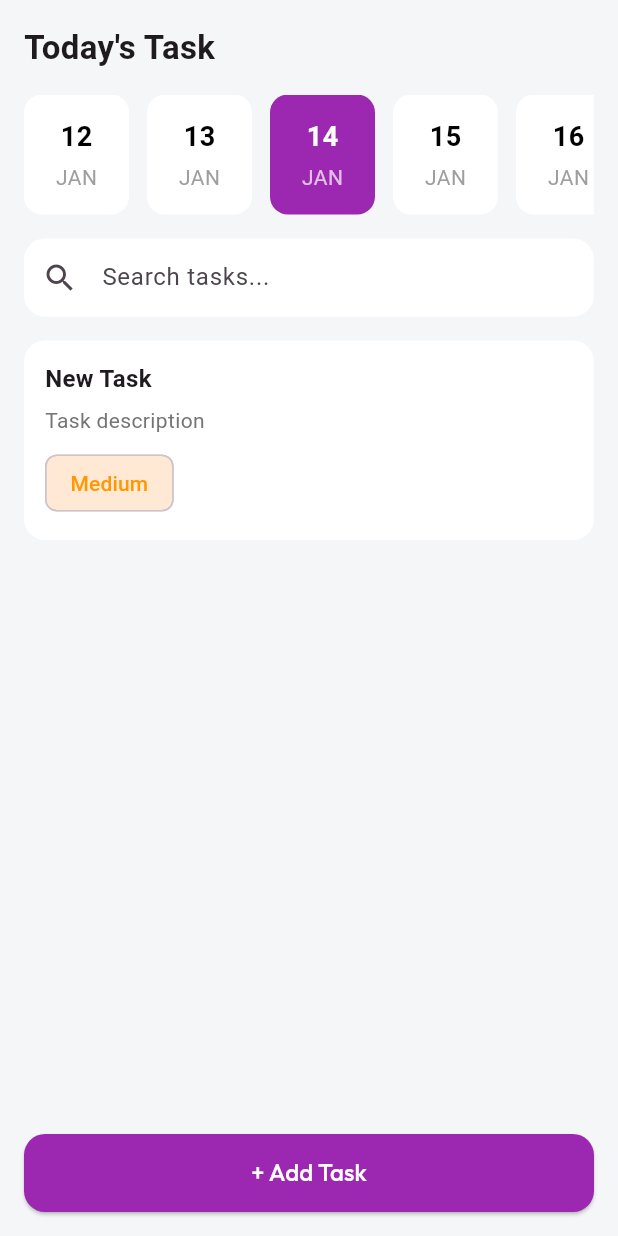
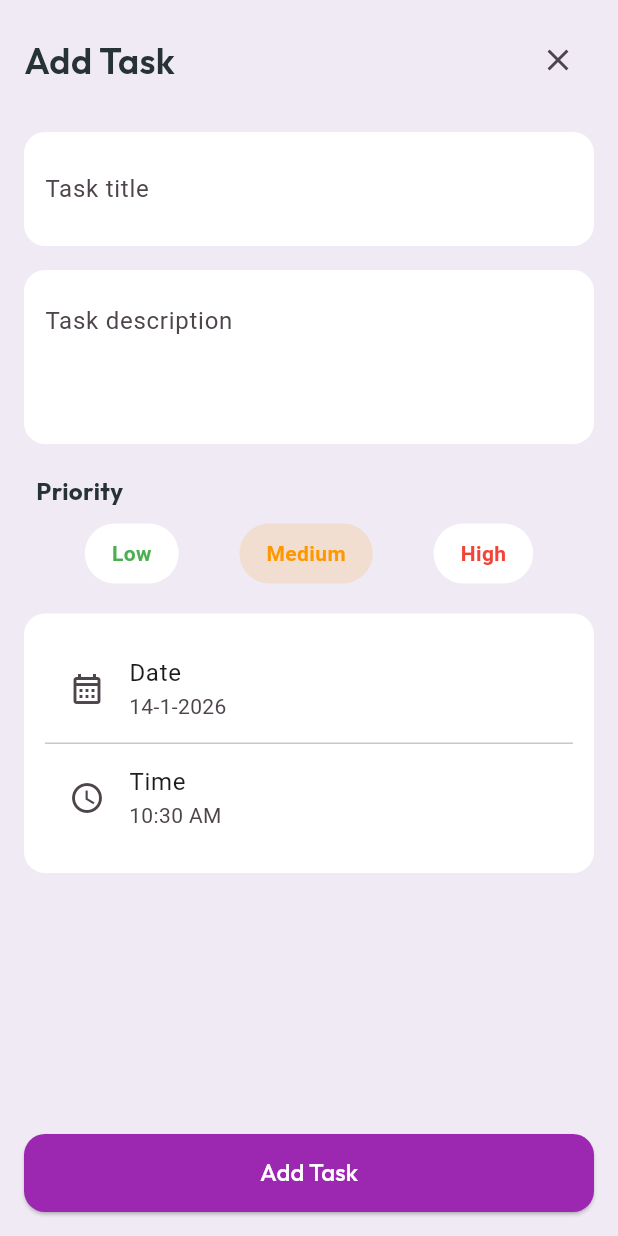
Before and after one commit to princebhagat08/To-Do-App, a Flutter app: the screen it shows after launch, after a tap on "+ Add Task", on a phone screen of 412 x 824 dp. Run offline on Flutter 3.47's test engine with Material 3 defaults, Android fonts, the phone set to English and light mode, and no system bars; our stand-ins replace get, google_fonts.

Commit message:
add-task ui complete

```diff
--- a/lib/constants/app_color.dart
+++ b/lib/constants/app_color.dart
@@ -3,7 +3,7 @@ import 'package:flutter/material.dart';
 class AppColor {
   // Base color
   static const Color primaryColor = Color(0xFFA42FC1);
-  static const Color backgroundColo = Color(0xffffe6a7);
+  static const Color backgroundColo = Color(0xFFEFEAF4);
   static const Color lightPrimary = Color(0xFFDB83E6); // Very Light Purple
   static const Color secondaryColor = Color(0xFF00b4d8); // Darker Purple
   static const Color offWhite = Color(0xFFF4F6F8); // Soft Grey Background
--- a/lib/main.dart
+++ b/lib/main.dart
@@ -1,7 +1,8 @@
 import 'package:flutter/material.dart';
 import 'package:get/get.dart';
 import 'package:todo/constants/app_theme.dart';
-import 'package:todo/screens/todo_screen/todo_screen.dart';
+import 'package:todo/routes/app_pages.dart';
+import 'package:todo/routes/app_routes.dart';
 
 
 void main() {
@@ -17,7 +18,10 @@ class MyApp extends StatelessWidget {
       title: 'Todo',
       theme: MyTheme.theme,
       debugShowCheckedModeBanner: false,
-      home: TodoScreen()
+      defaultTransition: Transition.rightToLeft,
+      transitionDuration: const Duration(milliseconds: 300),
+      initialRoute: AppRoutes.todo,
+      getPages: AppPages.pages,
     );
   }
 }
--- /dev/null
+++ b/lib/routes/app_pages.dart
@@ -0,0 +1,23 @@
+import 'package:get/get.dart';
+import '../controllers/task_controller.dart';
+import '../screens/add_task_screen/add_task_screen.dart';
+import '../screens/todo_screen/todo_screen.dart';
+import 'app_routes.dart';
+
+class AppPages {
+  static final pages = [
+    GetPage(
+      name: AppRoutes.todo,
+      page: () => TodoScreen(),
+      binding: BindingsBuilder(() {
+        Get.put(TaskController());
+      }),
+    ),
+
+    GetPage(
+      name: AppRoutes.addTask,
+      page: () => AddTaskScreen(),
+    ),
+
+  ];
+}
--- /dev/null
+++ b/lib/routes/app_routes.dart
@@ -0,0 +1,6 @@
+
+
+abstract class AppRoutes {
+  static const todo = '/';
+  static const addTask = '/add-task';
+}
--- /dev/null
+++ b/lib/screens/add_task_screen/add_task_screen.dart
@@ -0,0 +1,259 @@
+import 'package:flutter/material.dart';
+import 'package:get/get.dart';
+import 'package:todo/constants/txt_style.dart';
+
+import '../../controllers/task_controller.dart';
+import '../../models/task.dart';
+
+
+class AddTaskScreen extends StatelessWidget {
+  AddTaskScreen({super.key});
+
+  final TaskController controller = Get.find();
+
+  final titleController = TextEditingController();
+  final descriptionController = TextEditingController();
+
+  final selectedPriority = TaskPriority.medium.obs;
+  final selectedDate = DateTime.now().obs;
+  final selectedTime = TimeOfDay.now().obs;
+
+  @override
+  Widget build(BuildContext context) {
+    return Scaffold(
+      body: SafeArea(
+        child: Padding(
+          padding: const EdgeInsets.all(16),
+          child: Column(
+            crossAxisAlignment: CrossAxisAlignment.start,
+            children: [
+              _topRow(),
+              const SizedBox(height: 24),
+              _titleField(),
+              const SizedBox(height: 16),
+              _descriptionField(),
+              const SizedBox(height: 20),
+              _prioritySelector(),
+              const SizedBox(height: 20),
+              _dateTimeCard(context),
+              const Spacer(),
+            ],
+          ),
+        ),
+      ),
+      floatingActionButton: _saveButton(),
+      floatingActionButtonLocation: FloatingActionButtonLocation.centerFloat,
+    );
+  }
+
+
+  Widget _topRow() {
+    return Row(
+      mainAxisAlignment: MainAxisAlignment.spaceBetween,
+      children: [
+         Text(
+          "Add Task",
+          style: xLargeBoldText,
+        ),
+        IconButton(
+          icon: const Icon(Icons.close),
+          onPressed: () => Get.back(),
+        ),
+      ],
+    );
+  }
+
+
+  Widget _titleField() {
+    return _inputContainer(
+      TextField(
+        controller: titleController,
+        decoration: const InputDecoration(
+          hintText: "Task title",
+          border: InputBorder.none,
+        ),
+      ),
+    );
+  }
+
+
+  Widget _descriptionField() {
+    return _inputContainer(
+      TextField(
+        controller: descriptionController,
+        maxLines: 3,
+        decoration: const InputDecoration(
+          hintText: "Task description",
+          border: InputBorder.none,
+        ),
+      ),
+    );
+  }
+
+
+  Widget _prioritySelector() {
+    return Obx(() {
+      return Column(
+        crossAxisAlignment: CrossAxisAlignment.start,
+        spacing: 10,
+        children: [
+          Padding(
+            padding: const EdgeInsets.only(left: 8.0),
+            child: Text("Priority",style: mediumBoldText,),
+          ),
+          Row(
+            mainAxisAlignment: MainAxisAlignment.spaceEvenly,
+            children: TaskPriority.values.map((priority) {
+              final isSelected = selectedPriority.value == priority;
+
+              Color color;
+              switch (priority) {
+                case TaskPriority.low:
+                  color = Colors.green;
+                  break;
+                case TaskPriority.medium:
+                  color = Colors.orange;
+                  break;
+                case TaskPriority.high:
+                  color = Colors.red;
+                  break;
+              }
+
+              return GestureDetector(
+                onTap: () => selectedPriority.value = priority,
+                child: Container(
+                  padding:
+                  const EdgeInsets.symmetric(horizontal: 18, vertical: 10),
+                  decoration: BoxDecoration(
+                    color: isSelected ? color.withOpacity(0.15) : Colors.white,
+                    borderRadius: BorderRadius.circular(20),
+                  ),
+                  child: Text(
+                    priority.name.capitalizeFirst!,
+                    style: TextStyle(
+                      color: color,
+                      fontWeight: FontWeight.w600,
+                    ),
+                  ),
+                ),
+              );
+            }).toList(),
+          )
+        ],
+      );
+    });
+  }
+
+
+  Widget _dateTimeCard(BuildContext context) {
+    return _inputContainer(
+      Column(
+        children: [
+          Obx(() {
+            return ListTile(
+              leading: const Icon(Icons.calendar_month_outlined),
+              title: const Text("Date"),
+              subtitle: Text(
+                "${selectedDate.value.day}-${selectedDate.value.month}-${selectedDate.value.year}",
+              ),
+              onTap: () async {
+                final picked = await showDatePicker(
+                  context: context,
+                  initialDate: selectedDate.value,
+                  firstDate:
+                  DateTime.now().subtract(const Duration(days: 2)),
+                  lastDate: DateTime.now().add(const Duration(days: 365)),
+                );
+                if (picked != null) selectedDate.value = picked;
+              },
+            );
+          }),
+          const Divider(height: 1),
+          Obx(() {
+            return ListTile(
+              leading: const Icon(Icons.access_time),
+              title: const Text("Time"),
+              subtitle: Text(selectedTime.value.format(context)),
+              onTap: () async {
+                final picked = await showTimePicker(
+                  context: context,
+                  initialTime: selectedTime.value,
+                );
+                if (picked != null) selectedTime.value = picked;
+              },
+            );
+          }),
+        ],
+      ),
+    );
+  }
+
+  Widget _saveButton() {
+    return Padding(
+      padding: const EdgeInsets.symmetric(horizontal: 16),
+      child: SizedBox(
+        width: double.infinity,
+        height: 52,
+        child: ElevatedButton(
+          style: ElevatedButton.styleFrom(
+            backgroundColor: Colors.purple,
+            shape: RoundedRectangleBorder(
+              borderRadius: BorderRadius.circular(14),
+            ),
+          ),
+          onPressed: _saveTask,
+          child: Text(
+            "Add Task",
+            style: mediumBoldWhiteText,
+          ),
+        ),
+      ),
+    );
+  }
+
+
+  void _saveTask() {
+    if (titleController.text.trim().isEmpty) {
+      Get.snackbar("Error", "Task title is required");
+      return;
+    }
+
+    final date = selectedDate.value;
+    final time = selectedTime.value;
+
+    final dueDateTime = DateTime(
+      date.year,
+      date.month,
+      date.day,
+      time.hour,
+      time.minute,
+    );
+
+    controller.addTask(
+      Task(
+        id: DateTime.now().millisecondsSinceEpoch,
+        title: titleController.text.trim(),
+        description: descriptionController.text.trim(),
+        priority: selectedPriority.value,
+        dueDate: dueDateTime,
+      ),
+    );
+
+    Get.back();
+  }
+
+
+  Widget _inputContainer(Widget child) {
+    return Container(
+      padding: const EdgeInsets.all(14),
+      decoration: BoxDecoration(
+        color: Colors.white,
+        borderRadius: BorderRadius.circular(14),
+      ),
+      child: child,
+    );
+  }
+
+
+
+}
--- a/lib/screens/todo_screen/todo_screen.dart
+++ b/lib/screens/todo_screen/todo_screen.dart
@@ -1,5 +1,6 @@
 import 'package:flutter/material.dart';
 import 'package:get/get.dart';
+import 'package:todo/constants/app_color.dart';
 import 'package:todo/screens/todo_screen/widgets/add_task_button.dart';
 import 'package:todo/screens/todo_screen/widgets/date_selector.dart';
 import 'package:todo/screens/todo_screen/widgets/header.dart';
@@ -12,7 +13,7 @@ import '../../controllers/task_controller.dart';
 class TodoScreen extends StatelessWidget {
   TodoScreen({super.key});
 
-  final TaskController controller = Get.put(TaskController());
+  final TaskController controller = Get.find();
 
   @override
   Widget build(BuildContext context) {
@@ -22,7 +23,6 @@ class TodoScreen extends StatelessWidget {
         return true;
       },
       child: Scaffold(
-        backgroundColor: const Color(0xFFF4F6F8),
         body: SafeArea(
           child: Padding(
             padding: const EdgeInsets.all(16),
@@ -33,6 +33,7 @@ class TodoScreen extends StatelessWidget {
                 Header(),
                 DateSelector(),
                 SearchBarWidget(),
+                Divider(color: AppColor.grey,),
                 TaskList()
               ],
             ),
--- a/lib/screens/todo_screen/widgets/add_task_button.dart
+++ b/lib/screens/todo_screen/widgets/add_task_button.dart
@@ -1,5 +1,6 @@
 import 'package:flutter/material.dart';
 import 'package:get/get.dart';
+import 'package:todo/routes/app_routes.dart';
 
 import '../../../constants/txt_style.dart';
 import '../../../controllers/task_controller.dart';
@@ -24,15 +25,7 @@ class AddTaskButton extends StatelessWidget {
             ),
           ),
           onPressed: () {
-            controller.addTask(
-              Task(
-                id: DateTime.now().millisecondsSinceEpoch,
-                title: "New Task",
-                description: "Task description",
-                priority: TaskPriority.medium,
-                dueDate: controller.selectedDate.value,
-              ),
-            );
+            Get.toNamed(AppRoutes.addTask);
           },
           child:  Text(
               "+ Add Task",
--- a/lib/screens/todo_screen/widgets/header.dart
+++ b/lib/screens/todo_screen/widgets/header.dart
@@ -1,4 +1,5 @@
 import 'package:flutter/material.dart';
+import 'package:todo/constants/txt_style.dart';
 
 class Header extends StatelessWidget {
   const Header({super.key});
@@ -8,9 +9,9 @@ class Header extends StatelessWidget {
     return Row(
       mainAxisAlignment: MainAxisAlignment.spaceBetween,
       children: [
-        const Text(
-          "Today's Task",
-          style: TextStyle(fontSize: 22, fontWeight: FontWeight.bold),
+        Text(
+          "Your Task",
+          style: xLargeBoldText,
         ),
       ],
     );
--- a/lib/screens/todo_screen/widgets/task_list.dart
+++ b/lib/screens/todo_screen/widgets/task_list.dart
@@ -1,5 +1,7 @@
 import 'package:flutter/material.dart';
 import 'package:get/get.dart';
+import 'package:intl/intl.dart';
+import 'package:todo/constants/txt_style.dart';
 import 'package:todo/controllers/task_controller.dart';
 
 import '../../../models/task.dart';
@@ -13,8 +15,8 @@ class TaskList extends StatelessWidget {
     return Expanded(
       child: Obx(() {
         if (controller.filteredTasks.isEmpty) {
-          return const Center(
-            child: Text("No tasks for today"),
+          return  Center(
+            child: Text("No tasks for today",style: mediumText,),
           );
         }
 
@@ -39,32 +41,69 @@ class TaskList extends StatelessWidget {
         color: Colors.white,
         borderRadius: BorderRadius.circular(14),
       ),
+      child: Row(
+        crossAxisAlignment: CrossAxisAlignment.start,
+        children: [
+          Expanded(
             child: Column(
               crossAxisAlignment: CrossAxisAlignment.start,
               children: [
-          Text(
+                Row(
+                  children: [
+                    Expanded(
+                      child: Text(
                         task.title,
                         style: const TextStyle(
                           fontSize: 16,
                           fontWeight: FontWeight.w600,
                         ),
+                        overflow: TextOverflow.ellipsis,
+                      ),
+                    ),
+                    const SizedBox(width: 8),
+                    _priorityChip(task.priority),
+                  ],
                 ),
                 const SizedBox(height: 6),
                 Text(
                   task.description,
-            style: TextStyle(color: Colors.grey.shade600),
+                  maxLines: 2,
+                  overflow: TextOverflow.ellipsis,
+                  style: TextStyle(
+                    fontSize: 13,
+                    color: Colors.grey.shade600,
                   ),
-          const SizedBox(height: 8),
-          _priorityChip(task.priority),
+                ),
+              ],
+            ),
+          ),
+
+          const SizedBox(width: 12),
+
+
+          Column(
+            crossAxisAlignment: CrossAxisAlignment.end,
+            children: [
+              Text(
+                DateFormat("hh:mm").format(task.dueDate),
+                style: TextStyle(
+                  fontSize: 12,
+                  color: Colors.grey.shade600,
+                  fontWeight: FontWeight.w500,
+                ),
+              ),
+            ],
+          ),
         ],
       ),
     );
   }
 
 
+
   Widget _priorityChip(TaskPriority priority) {
-    Color color;
-    String text;
+    late Color color;
+    late String text;
 
     switch (priority) {
       case TaskPriority.low:
@@ -81,12 +120,23 @@ class TaskList extends StatelessWidget {
         break;
     }
 
-    return Chip(
-      label: Text(text),
-      backgroundColor: color.withOpacity(0.15),
-      labelStyle: TextStyle(color: color),
+    return Container(
+      padding: const EdgeInsets.symmetric(horizontal: 8, vertical: 4),
+      decoration: BoxDecoration(
+        color: color.withOpacity(0.15),
+        borderRadius: BorderRadius.circular(8),
+      ),
+      child: Text(
+        text,
+        style: TextStyle(
+          fontSize: 11,
+          fontWeight: FontWeight.w600,
+          color: color,
+        ),
+      ),
     );
   }
 
 
+
 }
--- a/pubspec.yaml
+++ b/pubspec.yaml
@@ -38,6 +38,7 @@ dependencies:
   # Use with the CupertinoIcons class for iOS style icons.
   cupertino_icons: ^1.0.8
   google_fonts: ^6.0.0
+  intl: ^0.20.2
 
 dev_dependencies:
   flutter_test:
```
Also changed, not shown: pubspec.lock. Lines whose indentation alone changed are shown as unchanged.
